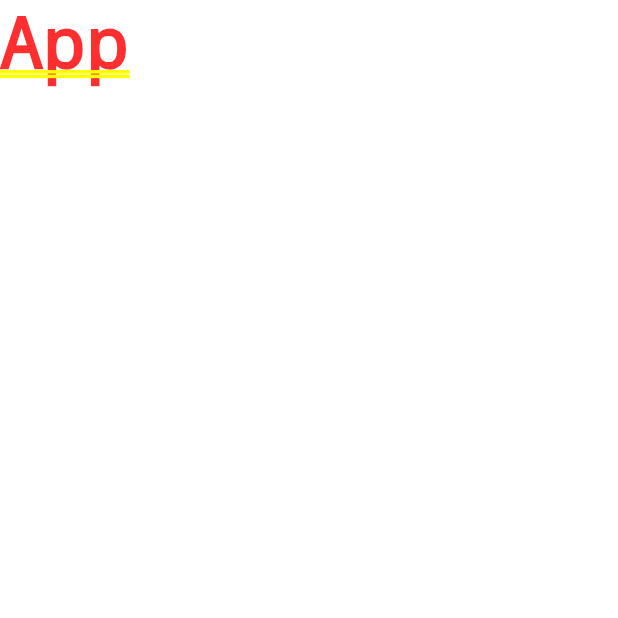
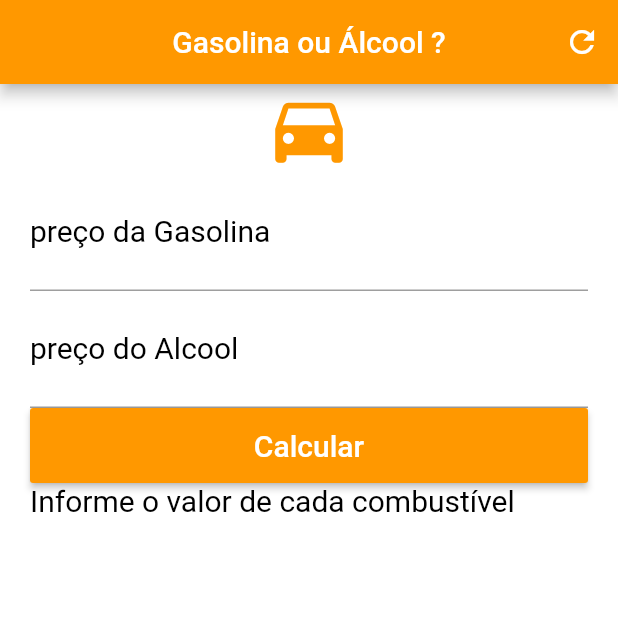
Before and after one commit to adrianorjs/controleCombustivel, a Flutter app: the screen it shows after launch, on a phone screen of 412 x 824 dp, the top half of it. Run offline on Flutter 3.47's test engine with Material 2 defaults, Android fonts, the light colour scheme and no system bars.

Commit message:
App com todas as funçoes funcionando

```diff
--- a/lib/main.dart
+++ b/lib/main.dart
@@ -1,4 +1,5 @@
 import 'package:flutter/material.dart';
+import 'package:gasolinaoualcool/widget_app.dart';
 
 void main() => runApp(MyApp());
 
@@ -7,7 +8,7 @@ class MyApp extends StatelessWidget {
     return MaterialApp(
       debugShowCheckedModeBanner: false,
       theme: ThemeData(primaryColor: Colors.blue),
-      home: Text("App"),
+      home: Home(),
     );
   }
 }
--- /dev/null
+++ b/lib/widget_app.dart
@@ -0,0 +1,143 @@
+import 'dart:ui';
+
+import 'package:flutter/Material.dart';
+import 'package:flutter/cupertino.dart';
+import 'package:flutter/services.dart';
+
+class Home extends StatefulWidget {
+  @override
+  _HomeState createState() => _HomeState();
+}
+
+class _HomeState extends State<Home> {
+  GlobalKey<FormState> _formkey = GlobalKey<FormState>();
+
+  TextEditingController gasolinaController = TextEditingController();
+  TextEditingController alcoolController = TextEditingController();
+
+  String _infoText = "Informe o valor de cada combustível";
+
+  @override
+  Widget build(BuildContext context) {
+    return Scaffold(
+      appBar: AppBar(
+        title: Text("Gasolina ou Álcool ?"),
+        centerTitle: true,
+        backgroundColor: Colors.orange,
+        actions: <Widget>[
+          IconButton(
+              icon: Icon(Icons.refresh),
+              onPressed: () {
+                _resetaValores();
+              })
+        ],
+      ),
+      backgroundColor: Colors.white,
+      body: SingleChildScrollView(
+        padding: EdgeInsets.fromLTRB(20, 0, 20, 0),
+        child: Form(
+          key: _formkey,
+          child: Column(
+            crossAxisAlignment: CrossAxisAlignment.stretch,
+            children: <Widget>[
+              Icon(Icons.directions_car, size: 60, color: Colors.orange),
+              buildTextFormFieldGasolina(),
+              buildTextFormFieldAlcool(),
+              buildContainerButton(context),
+              buildTextInfo()
+            ],
+          ),
+        ),
+      ),
+    );
+  }
+
+  buildTextInfo() {
+    return Text(
+      _infoText,
+      textAlign: TextAlign.left,
+      style: TextStyle(color: Colors.black, fontSize: 20),
+    );
+  }
+
+  buildContainerButton(BuildContext context) {
+    return Container(
+        height: 50,
+        child: RaisedButton(
+          onPressed: () {
+            if (_formkey.currentState!.validate()) {
+              calcula();
+              FocusScope.of(context).requestFocus(new FocusNode());
+            }
+          },
+          child: Text(
+            "Calcular",
+            style: TextStyle(
+              color: Colors.white,
+              fontSize: 20,
+            ),
+          ),
+          color: Colors.orange,
+        ));
+  }
+
+  buildTextFormFieldAlcool() {
+    return TextFormField(
+      keyboardType: TextInputType.number,
+      decoration: InputDecoration(
+        labelText: "preço do Alcool",
+        labelStyle: TextStyle(color: Colors.black, fontSize: 20),
+      ),
+      style: TextStyle(fontSize: 30),
+      controller: alcoolController,
+      validator: (value) {
+        if (value!.isEmpty) {
+          return 'Informe o valor do álcool';
+        }
+        return null;
+      },
+    );
+  }
+
+  buildTextFormFieldGasolina() {
+    return TextFormField(
+      keyboardType: TextInputType.number,
+      decoration: InputDecoration(
+          labelText: "preço da Gasolina",
+          labelStyle: TextStyle(color: Colors.black, fontSize: 20)),
+      style: TextStyle(fontSize: 30),
+      controller: gasolinaController,
+      validator: (value) {
+        if (value!.isEmpty) {
+          return 'Informe o valor da gasolina';
+        }
+        return null;
+      },
+    );
+  }
+
+  void calcula() {
+    setState(() {
+      double gasolina = double.parse(gasolinaController.text);
+      double alcool = double.parse(alcoolController.text);
+
+      double resultado = (alcool / gasolina);
+
+      if (resultado > 0.70) {
+        _infoText =
+            "Percentual : (${resultado.toStringAsPrecision(3)})\n\nVale a pena abastecer com Gasolina";
+      } else {
+        _infoText =
+            "Percentual : (${resultado.toStringAsPrecision(3)})\n\nVale a pena abastecer com Alcool";
+      }
+    });
+  }
+
+  _resetaValores() {
+    setState(() {
+      gasolinaController.text = "";
+      alcoolController.text = "";
+      _infoText = "Informe o valor de cada combustível";
+    });
+  }
+}
```
